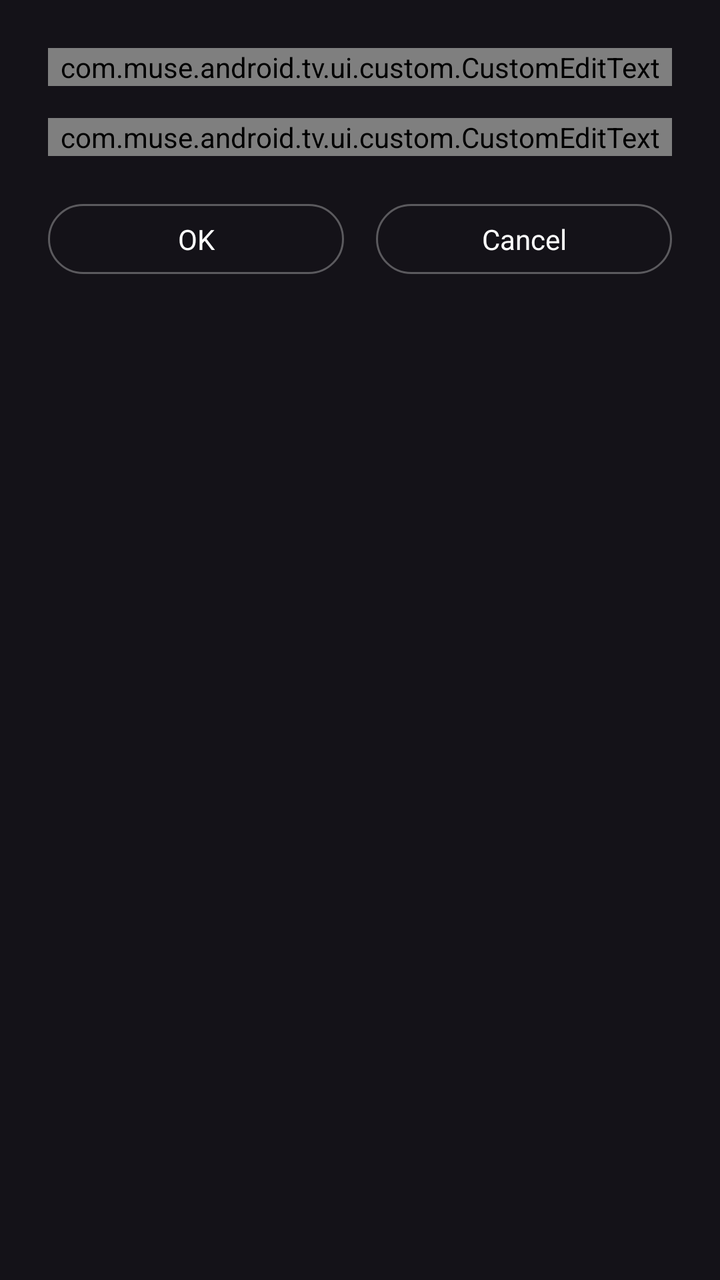
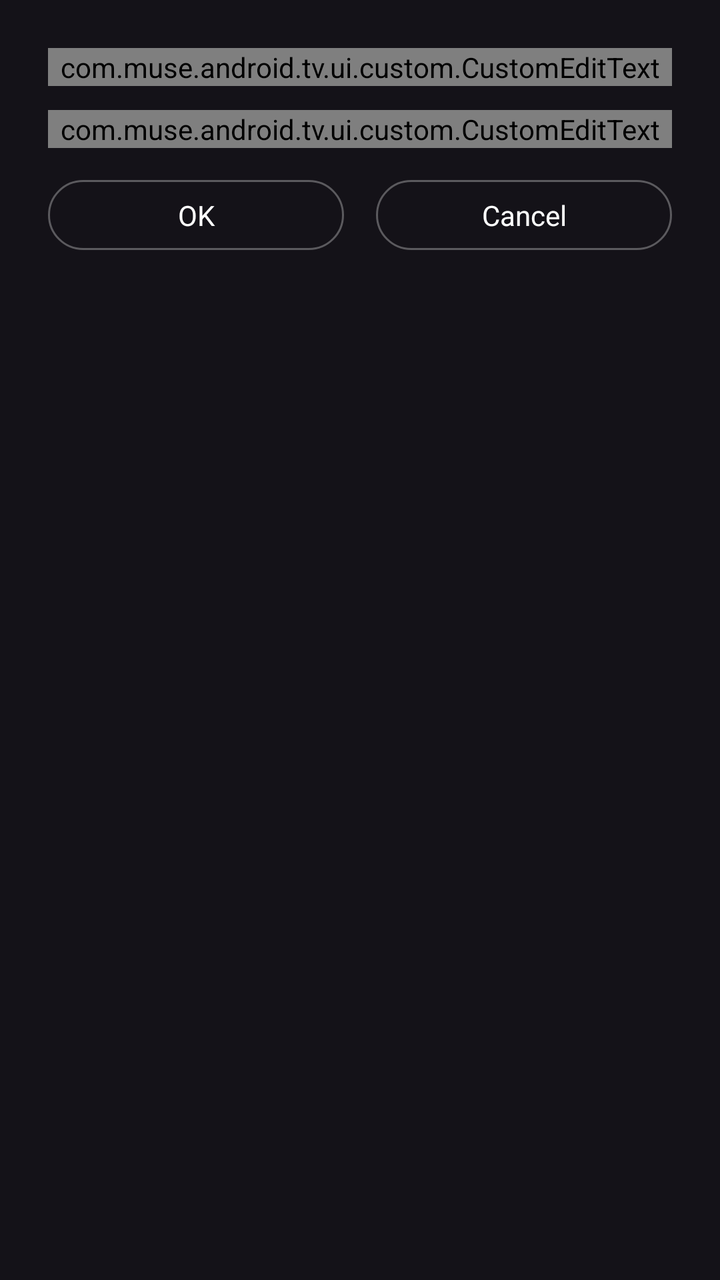

Two renders of the same Android screen: before a commit and after it. Below are the layout's source before the change and the commit's diff.
<!-- AndroidManifest.xml: another module's application theme Theme.App -->
<!-- res/layout/dialog_web_source.xml -->
<?xml version="1.0" encoding="utf-8"?>
<androidx.appcompat.widget.LinearLayoutCompat xmlns:android="http://schemas.android.com/apk/res/android"
    android:layout_width="match_parent"
    android:layout_height="wrap_content"
    android:orientation="vertical"
    android:padding="24dp">

    <com.muse.android.tv.ui.custom.CustomEditText
        android:id="@+id/url"
        android:layout_width="match_parent"
        android:layout_height="wrap_content"
        android:hint="@string/site_web_source_url_hint"
        android:imeOptions="actionNext"
        android:importantForAutofill="no"
        android:inputType="textUri"
        android:nextFocusDown="@id/name"
        android:singleLine="true"
        android:textSize="18sp" />

    <com.muse.android.tv.ui.custom.CustomEditText
        android:id="@+id/name"
        android:layout_width="match_parent"
        android:layout_height="wrap_content"
        android:layout_marginTop="16dp"
        android:hint="@string/site_web_source_name_hint"
        android:imeOptions="actionDone"
        android:importantForAutofill="no"
        android:inputType="text"
        android:nextFocusDown="@id/positive"
        android:singleLine="true"
        android:textSize="18sp" />

    <androidx.appcompat.widget.LinearLayoutCompat
        android:id="@+id/bottom"
        android:layout_width="match_parent"
        android:layout_height="wrap_content"
        android:layout_marginTop="24dp"
        android:orientation="horizontal">

        <com.google.android.material.textview.MaterialTextView
            android:id="@+id/positive"
            android:layout_width="0dp"
            android:layout_height="wrap_content"
            android:layout_marginEnd="16dp"
            android:layout_weight="1"
            android:background="@drawable/selector_button"
            android:focusable="true"
            android:focusableInTouchMode="true"
            android:gravity="center"
            android:singleLine="true"
            android:text="@string/dialog_positive"
            android:textColor="@color/white"
            android:textSize="14sp" />

        <com.google.android.material.textview.MaterialTextView
            android:id="@+id/negative"
            android:layout_width="0dp"
            android:layout_height="wrap_content"
            android:layout_weight="1"
            android:background="@drawable/selector_button"
            android:focusable="true"
            android:focusableInTouchMode="true"
            android:gravity="center"
            android:singleLine="true"
            android:text="@string/dialog_negative"
            android:textColor="@color/white"
            android:textSize="14sp" />

    </androidx.appcompat.widget.LinearLayoutCompat>

</androidx.appcompat.widget.LinearLayoutCompat>
<!-- resources referenced by this layout -->
<resources>
  <color name="white">#FFFFFF</color>
  <!-- drawable selector_button (drawable) -->
  <?xml version="1.0" encoding="utf-8"?>
  <selector xmlns:android="http://schemas.android.com/apk/res/android">
      <item android:drawable="@drawable/shape_chip_round_focused" android:state_focused="true" />
      <item android:drawable="@drawable/shape_chip_round_focused" android:state_pressed="true" />
      <item android:drawable="@drawable/shape_button_normal" />
  </selector>
  <string name="dialog_negative">Cancel</string>
  <string name="dialog_positive">OK</string>
  <string name="site_web_source_name_hint">Name (leave empty to use domain)</string>
  <string name="site_web_source_url_hint">URL, e.g. https://missav.ai/</string>
  <style name="Theme.App" parent="Theme.Base" />
  <!-- drawable shape_chip_round_focused (drawable) -->
  <?xml version="1.0" encoding="utf-8"?>
  <shape xmlns:android="http://schemas.android.com/apk/res/android"
      android:shape="rectangle">
  
      <corners android:radius="28dp" />
  
      <padding
          android:bottom="8dp"
          android:left="14dp"
          android:right="14dp"
          android:top="8dp" />
  
      <stroke
          android:width="1.5dp"
          android:color="@color/white" />
  
  </shape>
  <!-- drawable shape_button_normal (drawable) -->
  <?xml version="1.0" encoding="utf-8"?>
  <shape xmlns:android="http://schemas.android.com/apk/res/android"
      android:shape="rectangle">
  
      <corners android:radius="28dp" />
  
      <padding
          android:bottom="8dp"
          android:left="14dp"
          android:right="14dp"
          android:top="8dp" />
  
      <stroke
          android:width="1dp"
          android:color="@color/white_30" />
  
  </shape>
  <style name="Theme.Base" parent="Theme.Material3.Dark.NoActionBar">
          <item name="colorPrimary">@color/white</item>
          <item name="android:windowFullscreen">true</item>
          <item name="android:windowTranslucentStatus">true</item>
          <item name="android:windowTranslucentNavigation">true</item>
          <item name="android:windowAnimationStyle">@style/NoAnim</item>
      </style>
  <color name="white_30">#4DFFFFFF</color>
  <style name="NoAnim">
          <item name="android:activityOpenEnterAnimation">@null</item>
          <item name="android:activityOpenExitAnimation">@null</item>
          <item name="android:activityCloseEnterAnimation">@null</item>
          <item name="android:activityCloseExitAnimation">@null</item>
      </style>
</resources>

<!-- the commit's change to res/layout/dialog_web_source.xml (unified diff, before → after) -->
@@ -1,5 +1,5 @@
 <?xml version="1.0" encoding="utf-8"?>
-<androidx.appcompat.widget.LinearLayoutCompat xmlns:android="http://schemas.android.com/apk/res/android"
+<LinearLayout xmlns:android="http://schemas.android.com/apk/res/android"
     android:layout_width="match_parent"
     android:layout_height="wrap_content"
     android:orientation="vertical"
@@ -21,7 +21,7 @@
         android:id="@+id/name"
         android:layout_width="match_parent"
         android:layout_height="wrap_content"
-        android:layout_marginTop="16dp"
+        android:layout_marginTop="12dp"
         android:hint="@string/site_web_source_name_hint"
         android:imeOptions="actionDone"
         android:importantForAutofill="no"
@@ -34,7 +34,7 @@
         android:id="@+id/bottom"
         android:layout_width="match_parent"
         android:layout_height="wrap_content"
-        android:layout_marginTop="24dp"
+        android:layout_marginTop="16dp"
         android:orientation="horizontal">
 
         <com.google.android.material.textview.MaterialTextView
@@ -67,5 +67,4 @@
             android:textSize="14sp" />
 
     </androidx.appcompat.widget.LinearLayoutCompat>
-
-</androidx.appcompat.widget.LinearLayoutCompat>
+</LinearLayout>
